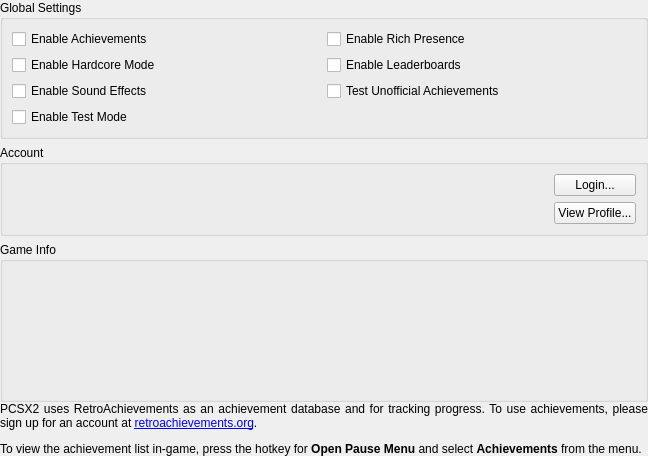
Old version of the form pcsx2-qt/Settings/AchievementSettingsWidget.ui in the repository PCSX2/pcsx2.
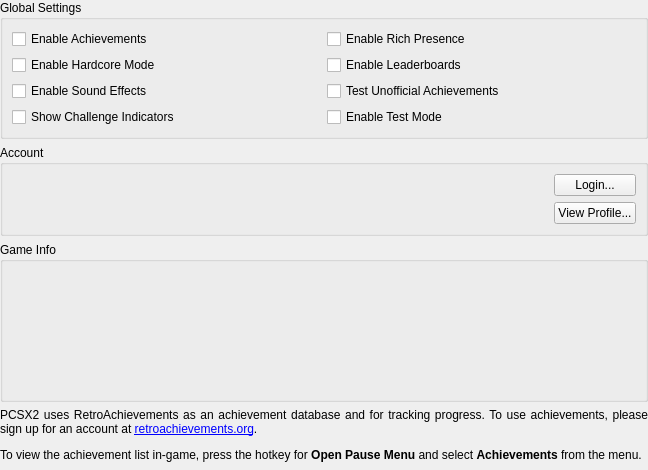
New version of the form.

Commit message: Qt: Add option to hide primed/challenge achievements

The edit to the form file:
```diff
--- a/pcsx2-qt/Settings/AchievementSettingsWidget.ui
+++ b/pcsx2-qt/Settings/AchievementSettingsWidget.ui
@@ -7,7 +7,7 @@
     <x>0</x>
     <y>0</y>
     <width>648</width>
-    <height>456</height>
+    <height>470</height>
    </rect>
   </property>
   <property name="windowTitle">
@@ -60,13 +60,6 @@
         </property>
        </widget>
       </item>
-      <item row="3" column="0">
-       <widget class="QCheckBox" name="testMode">
-        <property name="text">
-         <string>Enable Test Mode</string>
-        </property>
-       </widget>
-      </item>
       <item row="2" column="0">
        <widget class="QCheckBox" name="soundEffects">
         <property name="text">
@@ -81,6 +74,20 @@
         </property>
        </widget>
       </item>
+      <item row="3" column="1">
+       <widget class="QCheckBox" name="testMode">
+        <property name="text">
+         <string>Enable Test Mode</string>
+        </property>
+       </widget>
+      </item>
+      <item row="3" column="0">
+       <widget class="QCheckBox" name="primedIndicators">
+        <property name="text">
+         <string>Show Challenge Indicators</string>
+        </property>
+       </widget>
+      </item>
      </layout>
     </widget>
    </item>
```
The commit also changes 4 other files.
